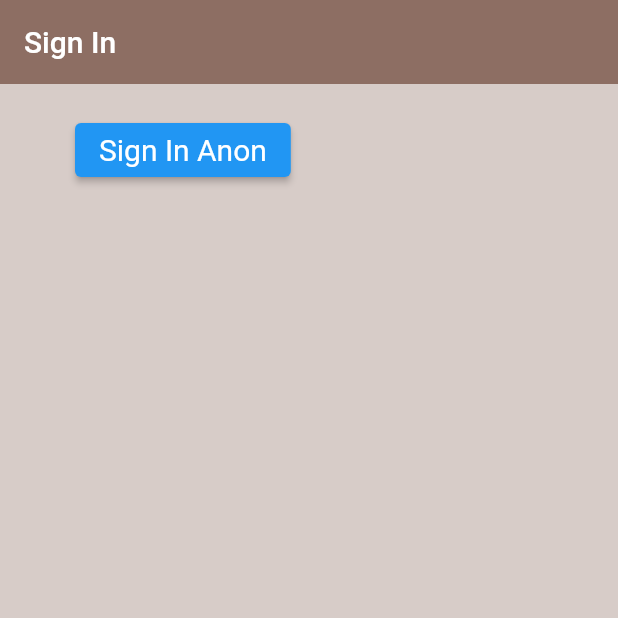
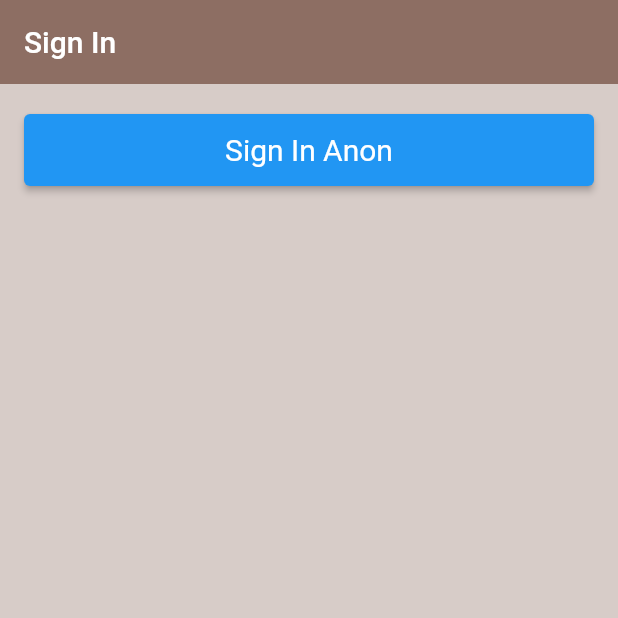
Before and after one commit to pushkardeshmukh1992/flutter-login, a Flutter app: the screen it shows after launch, on a phone screen of 412 x 824 dp, the top half of it. Run offline on Flutter 3.47's test engine with Material 2 defaults, Android fonts, the phone set to English and light mode, and no system bars; our stand-ins replace firebase_auth, firebase_core; accounts and stored records are empty.

Commit message:
Full width sign in button

```diff
--- a/lib/screens/home/authenticate/sign_in.dart
+++ b/lib/screens/home/authenticate/sign_in.dart
@@ -13,8 +13,10 @@ class _SignInState extends State<SignIn> {
 
   @override
   Widget build(BuildContext context) {
-    final ButtonStyle style =
-        ElevatedButton.styleFrom(textStyle: const TextStyle(fontSize: 20));
+    final ButtonStyle style = ElevatedButton.styleFrom(
+      textStyle: const TextStyle(fontSize: 20),
+      minimumSize: const Size.fromHeight(48), // NEW
+    );
 
     return Scaffold(
       backgroundColor: Colors.brown[100],
@@ -23,7 +25,7 @@ class _SignInState extends State<SignIn> {
           elevation: 0.0,
           title: const Text('Sign In')),
       body: Container(
-          padding: const EdgeInsets.symmetric(vertical: 20.0, horizontal: 50.0),
+          padding: const EdgeInsets.symmetric(vertical: 20, horizontal: 16),
           child: ElevatedButton(
             style: style,
             onPressed: () async {
```
